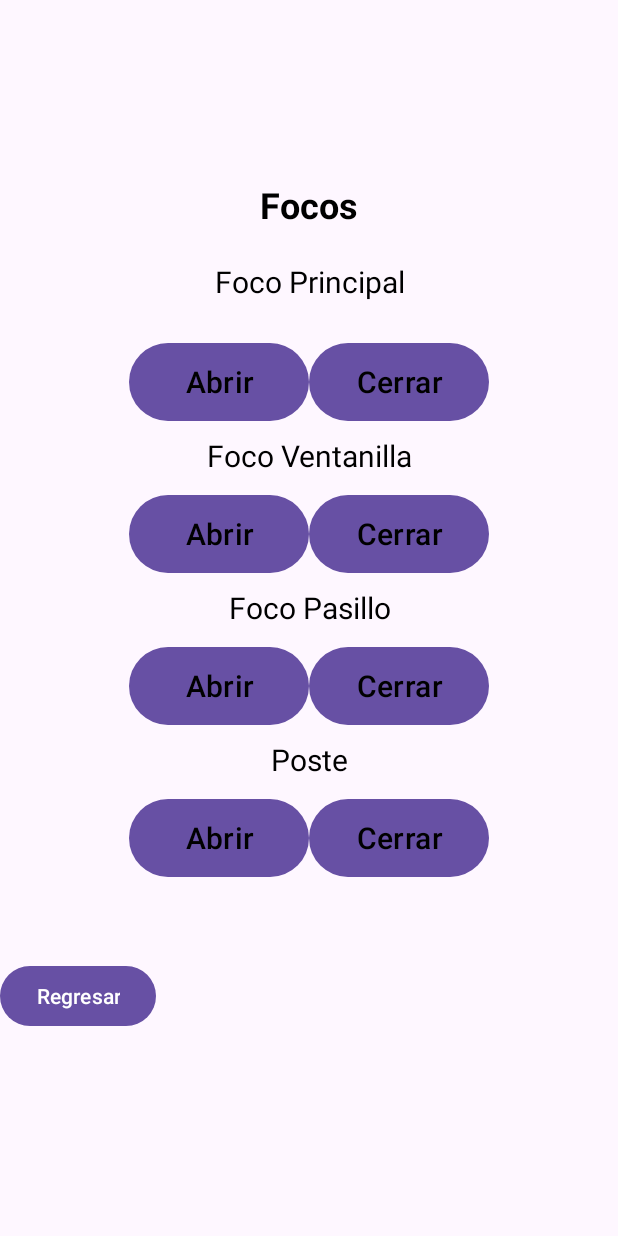
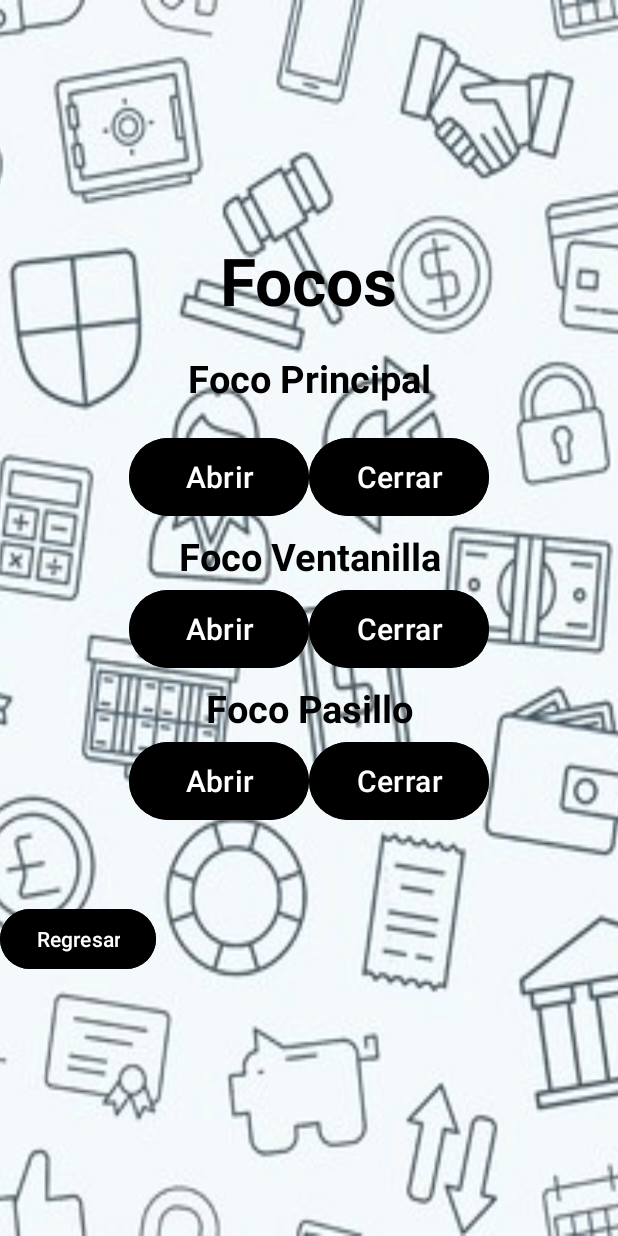
Before and after one commit to Mich3lHd3z/Banco, an Android app: the Focos screen opened directly, with no data from a screen before it, on a phone screen of 412 x 824 dp. Run offline under Robolectric (Android 15) with nearby library versions, the phone set to English and light mode, and no system bars; our stand-ins replace Volley; network calls fail.

Commit message:
actualizacion app

```diff
--- a/Aplicacion/Bank/app/src/main/java/com/example/bank/Menu.java
+++ b/Aplicacion/Bank/app/src/main/java/com/example/bank/Menu.java
@@ -29,7 +29,7 @@ public class Menu extends AppCompatActivity {
             }
         });
 
-        Button buttonBoveda = findViewById(R.id.buttonBoveda);
+        /*  Button buttonBoveda = findViewById(R.id.buttonBoveda);
         buttonBoveda.setOnClickListener(new View.OnClickListener() {
             @Override
             public void onClick(View v) {
@@ -43,7 +43,7 @@ public class Menu extends AppCompatActivity {
             public void onClick(View v) {
                 openUltrasonicos();
             }
-        });
+        }); */
 
         Button buttonFocos = findViewById(R.id.buttonFocos);
         buttonFocos.setOnClickListener(new View.OnClickListener() {
--- a/Aplicacion/Bank/app/src/main/res/layout/activity_banco.xml
+++ b/Aplicacion/Bank/app/src/main/res/layout/activity_banco.xml
@@ -3,7 +3,8 @@
     android:layout_width="match_parent"
     android:layout_height="match_parent"
     android:orientation="vertical"
-    android:padding="16dp">
+    android:padding="16dp"
+    android:background="@drawable/bank">
 
     <TextView
         android:layout_width="wrap_content"
@@ -40,6 +41,8 @@
             android:layout_width="wrap_content"
             android:layout_height="wrap_content"
             android:onClick="onRegresarClick"
+            android:backgroundTint="@color/black"
+            android:textColor="@color/white"
             android:text="Regresar" />
     </LinearLayout>
 </LinearLayout>
--- a/Aplicacion/Bank/app/src/main/res/layout/activity_focos.xml
+++ b/Aplicacion/Bank/app/src/main/res/layout/activity_focos.xml
@@ -2,7 +2,8 @@
     android:layout_width="match_parent"
     android:layout_height="match_parent"
     android:gravity="center"
-    android:orientation="vertical">
+    android:orientation="vertical"
+    android:background="@drawable/bank">
 
     <TextView
         android:id="@+id/titleTextView"
@@ -10,7 +11,7 @@
         android:layout_height="wrap_content"
         android:text="Focos"
         android:textColor="@color/black"
-        android:textSize="24sp"
+        android:textSize="44sp"
         android:textStyle="bold"
         android:layout_marginBottom="16dp" />
 
@@ -24,9 +25,11 @@
         <TextView
             android:id="@+id/textView0"
             android:layout_width="120dp"
-            android:layout_height="29dp"
+            android:layout_height="34dp"
+            android:textStyle="bold"
+            android:textSize="25sp"
             android:layout_weight="1"
-            android:textSize="20sp"
+
             android:textAlignment="center"
             android:textColor="@color/black"
             android:text="Foco Principal" />
@@ -44,7 +47,8 @@
             android:layout_height="60dp"
             android:text="Abrir"
             android:textSize="20sp"
-            android:textColor="@android:color/black"
+            android:backgroundTint="@color/black"
+            android:textColor="@color/white"
             android:onClick="toggleFocoPrincipalAbrir" />
 
         <Button
@@ -53,7 +57,8 @@
             android:layout_height="60dp"
             android:text="Cerrar"
             android:textSize="20sp"
-            android:textColor="@android:color/black"
+            android:backgroundTint="@color/black"
+            android:textColor="@color/white"
             android:onClick="toggleFocoPrincipalCerrar" />
     </LinearLayout>
 
@@ -70,7 +75,8 @@
             android:layout_height="29dp"
             android:textColor="@color/black"
             android:layout_weight="1"
-            android:textSize="20sp"
+            android:textStyle="bold"
+            android:textSize="25sp"
             android:textAlignment="center"
             android:text="Foco Ventanilla" />
     </LinearLayout>
@@ -88,7 +94,8 @@
             android:layout_height="60dp"
             android:text="Abrir"
             android:textSize="20sp"
-            android:textColor="@android:color/black"
+            android:backgroundTint="@color/black"
+            android:textColor="@color/white"
             android:onClick="toggleFocoVentanillaAbrir" />
 
         <Button
@@ -97,7 +104,8 @@
             android:layout_height="60dp"
             android:text="Cerrar"
             android:textSize="20sp"
-            android:textColor="@android:color/black"
+            android:backgroundTint="@color/black"
+            android:textColor="@color/white"
             android:onClick="toggleFocoVentanillaCerrar" />
     </LinearLayout>
 
@@ -114,7 +122,8 @@
             android:layout_height="29dp"
             android:layout_weight="1"
             android:textColor="@color/black"
-            android:textSize="20sp"
+            android:textStyle="bold"
+            android:textSize="25sp"
             android:textAlignment="center"
             android:text="Foco Pasillo" />
     </LinearLayout>
@@ -132,7 +141,8 @@
             android:layout_height="60dp"
             android:text="Abrir"
             android:textSize="20sp"
-            android:textColor="@android:color/black"
+            android:backgroundTint="@color/black"
+            android:textColor="@color/white"
             android:onClick="toggleFocoPasilloAbrir" />
 
         <Button
@@ -141,53 +151,12 @@
             android:layout_height="60dp"
             android:text="Cerrar"
             android:textSize="20sp"
-            android:textColor="@android:color/black"
+            android:backgroundTint="@color/black"
+            android:textColor="@color/white"
             android:onClick="toggleFocoPasilloCerrar" />
     </LinearLayout>
 
-    <LinearLayout
-        android:layout_width="match_parent"
-        android:layout_height="40dp"
-        android:gravity="center"
-        android:orientation="horizontal"
-        android:textAlignment="center">
 
-        <TextView
-            android:id="@+id/textView4"
-            android:layout_width="120dp"
-            android:layout_height="29dp"
-            android:layout_weight="1"
-            android:textSize="20sp"
-            android:textAlignment="center"
-            android:textColor="@color/black"
-            android:text="Poste" />
-    </LinearLayout>
-
-    <LinearLayout
-        android:layout_width="match_parent"
-        android:layout_height="wrap_content"
-        android:orientation="horizontal"
-        android:gravity="center"
-        android:layout_marginTop="1dp">
-
-        <Button
-            android:id="@+id/btnFPOE"
-            android:layout_width="120dp"
-            android:layout_height="60dp"
-            android:text="Abrir"
-            android:textSize="20sp"
-            android:textColor="@android:color/black"
-            android:onClick="toggleFocoPosteAbrir" />
-
-        <Button
-            android:id="@+id/btnFPOA"
-            android:layout_width="120dp"
-            android:layout_height="60dp"
-            android:text="Cerrar"
-            android:textSize="20sp"
-            android:textColor="@android:color/black"
-            android:onClick="toggleFocoPosteCerrar" />
-    </LinearLayout>
 
     <LinearLayout
         android:layout_width="match_parent"
@@ -202,6 +171,8 @@
             android:layout_width="wrap_content"
             android:layout_height="wrap_content"
             android:onClick="onRegresarClick"
+            android:backgroundTint="@color/black"
+            android:textColor="@color/white"
             android:text="Regresar" />
     </LinearLayout>
 
--- a/Aplicacion/Bank/app/src/main/res/layout/activity_panel.xml
+++ b/Aplicacion/Bank/app/src/main/res/layout/activity_panel.xml
@@ -6,6 +6,7 @@
     android:layout_width="match_parent"
     android:layout_height="match_parent"
     android:padding="16dp"
+    android:background="@drawable/bank"
     >
 
     <!-- Título "Panel" -->
@@ -140,6 +141,8 @@
             android:layout_width="wrap_content"
             android:layout_height="wrap_content"
             android:text="Regresar"
+            android:backgroundTint="@color/black"
+            android:textColor="@color/white"
             android:onClick="onRegresarClick"/>
     </LinearLayout>
 
--- a/Aplicacion/Bank/app/src/main/res/layout/activity_panel2.xml
+++ b/Aplicacion/Bank/app/src/main/res/layout/activity_panel2.xml
@@ -6,6 +6,7 @@
     android:layout_width="match_parent"
     android:layout_height="match_parent"
     android:padding="16dp"
+    android:background="@drawable/bank"
     >
 
     <!-- Título "Panel" -->
@@ -140,6 +141,8 @@
             android:layout_width="wrap_content"
             android:layout_height="wrap_content"
             android:text="Regresar"
+            android:backgroundTint="@color/black"
+            android:textColor="@color/white"
             android:onClick="onRegresarClick"/>
     </LinearLayout>
 
```
Also changed, not shown: Aplicacion/Bank/app/src/main/res/layout/activity_menu.xml (+28 -30 lines), Aplicacion/Bank/app/src/main/res/layout/activity_puertas.xml (+36 -17 lines), Aplicacion/Bank/app/src/main/res/drawable/bank.jpg (added).
